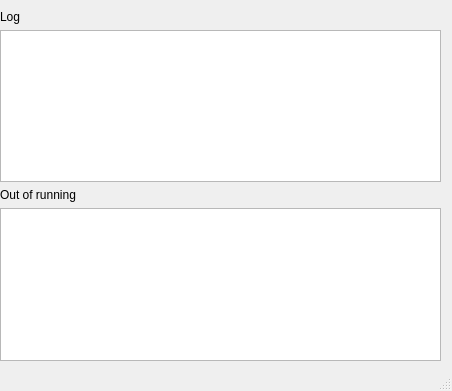
Above: icw_info.ui from vitaliibalakin/ic_watcher before the change. Below: the same form after it.
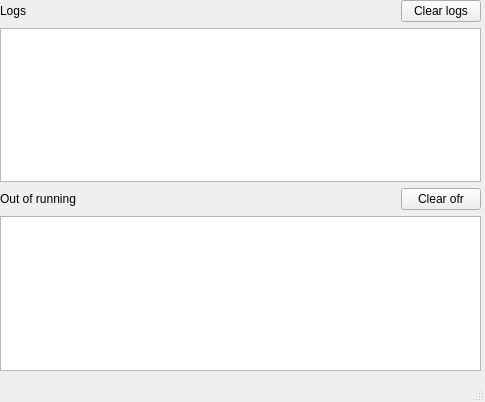
That is the form after the change.

```diff
--- a/icw_info.ui
+++ b/icw_info.ui
@@ -6,8 +6,8 @@
    <rect>
     <x>0</x>
     <y>0</y>
-    <width>452</width>
-    <height>391</height>
+    <width>485</width>
+    <height>402</height>
    </rect>
   </property>
   <property name="windowTitle">
@@ -18,20 +18,23 @@
     <property name="geometry">
      <rect>
       <x>0</x>
-      <y>10</y>
-      <width>441</width>
-      <height>351</height>
+      <y>0</y>
+      <width>481</width>
+      <height>371</height>
      </rect>
     </property>
-    <layout class="QVBoxLayout" name="verticalLayout">
-     <item>
+    <layout class="QFormLayout" name="formLayout">
+     <property name="fieldGrowthPolicy">
+      <enum>QFormLayout::AllNonFixedFieldsGrow</enum>
+     </property>
+     <item row="0" column="0">
       <widget class="QLabel" name="label_3">
        <property name="text">
-        <string>Log</string>
+        <string>Logs</string>
        </property>
       </widget>
      </item>
-     <item>
+     <item row="1" column="0" colspan="2">
       <widget class="QTextEdit" name="log_text">
        <property name="horizontalScrollBarPolicy">
         <enum>Qt::ScrollBarAlwaysOff</enum>
@@ -41,14 +44,14 @@
        </property>
       </widget>
      </item>
-     <item>
+     <item row="2" column="0">
       <widget class="QLabel" name="label_4">
        <property name="text">
         <string>Out of running</string>
        </property>
       </widget>
      </item>
-     <item>
+     <item row="3" column="0" colspan="2">
       <widget class="QTextEdit" name="ofr_text">
        <property name="layoutDirection">
         <enum>Qt::LeftToRight</enum>
@@ -61,6 +64,54 @@
        </property>
       </widget>
      </item>
+     <item row="2" column="1">
+      <layout class="QHBoxLayout" name="horizontalLayout">
+       <item>
+        <spacer name="horizontalSpacer">
+         <property name="orientation">
+          <enum>Qt::Horizontal</enum>
+         </property>
+         <property name="sizeHint" stdset="0">
+          <size>
+           <width>38</width>
+           <height>13</height>
+          </size>
+         </property>
+        </spacer>
+       </item>
+       <item>
+        <widget class="QPushButton" name="btn_clr_ofr">
+         <property name="text">
+          <string>Clear ofr</string>
+         </property>
+        </widget>
+       </item>
+      </layout>
+     </item>
+     <item row="0" column="1">
+      <layout class="QHBoxLayout" name="horizontalLayout_2">
+       <item>
+        <spacer name="horizontalSpacer_2">
+         <property name="orientation">
+          <enum>Qt::Horizontal</enum>
+         </property>
+         <property name="sizeHint" stdset="0">
+          <size>
+           <width>40</width>
+           <height>20</height>
+          </size>
+         </property>
+        </spacer>
+       </item>
+       <item>
+        <widget class="QPushButton" name="btn_clr_logs">
+         <property name="text">
+          <string>Clear logs</string>
+         </property>
+        </widget>
+       </item>
+      </layout>
+     </item>
     </layout>
    </widget>
   </widget>
```
Left out of the diff: 2 changed lines with no effect on the pictures.
